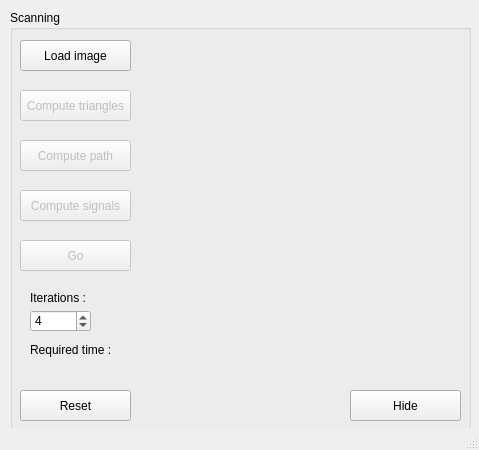
Qt form Python/WriteWindow.ui (Simoooooooooon/OptiqueParticulesChargees) before a commit.
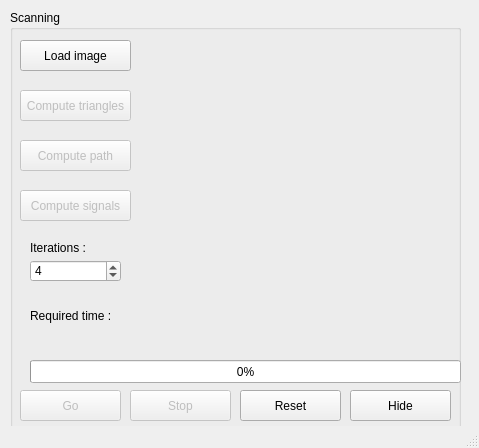
The same form after that commit.

Commit message: Time calculations for image printing + Docstrings + Error handling

Patch:
```diff
--- a/Python/WriteWindow.ui
+++ b/Python/WriteWindow.ui
@@ -7,7 +7,7 @@
     <x>0</x>
     <y>0</y>
     <width>479</width>
-    <height>450</height>
+    <height>448</height>
    </rect>
   </property>
   <property name="windowTitle">
@@ -19,7 +19,7 @@
      <rect>
       <x>10</x>
       <y>10</y>
-      <width>461</width>
+      <width>451</width>
       <height>421</height>
      </rect>
     </property>
@@ -57,7 +57,7 @@
       <rect>
        <x>340</x>
        <y>380</y>
-       <width>111</width>
+       <width>101</width>
        <height>31</height>
       </rect>
      </property>
@@ -127,8 +127,8 @@
      <property name="geometry">
       <rect>
        <x>10</x>
-       <y>230</y>
-       <width>111</width>
+       <y>380</y>
+       <width>101</width>
        <height>31</height>
       </rect>
      </property>
@@ -139,9 +139,9 @@
     <widget class="QPushButton" name="pushButton_Reset">
      <property name="geometry">
       <rect>
-       <x>10</x>
+       <x>230</x>
        <y>380</y>
-       <width>111</width>
+       <width>101</width>
        <height>31</height>
       </rect>
      </property>
@@ -160,8 +160,8 @@
      <property name="geometry">
       <rect>
        <x>20</x>
-       <y>300</y>
-       <width>61</width>
+       <y>250</y>
+       <width>91</width>
        <height>22</height>
       </rect>
      </property>
@@ -185,8 +185,8 @@
      <property name="geometry">
       <rect>
        <x>20</x>
-       <y>280</y>
-       <width>61</width>
+       <y>230</y>
+       <width>91</width>
        <height>16</height>
       </rect>
      </property>
@@ -194,30 +194,53 @@
       <string>Iterations :</string>
      </property>
     </widget>
-    <widget class="QLabel" name="label_time_3">
-     <property name="geometry">
-      <rect>
-       <x>20</x>
-       <y>330</y>
-       <width>81</width>
-       <height>20</height>
-      </rect>
-     </property>
-     <property name="text">
-      <string>Required time :</string>
-     </property>
-    </widget>
     <widget class="QLabel" name="label_time">
      <property name="geometry">
       <rect>
        <x>20</x>
+       <y>290</y>
+       <width>91</width>
+       <height>31</height>
+      </rect>
+     </property>
+     <property name="text">
+      <string>Required time :</string>
+     </property>
+    </widget>
+    <widget class="QProgressBar" name="progressBar">
+     <property name="geometry">
+      <rect>
+       <x>20</x>
        <y>350</y>
-       <width>171</width>
-       <height>20</height>
+       <width>431</width>
+       <height>23</height>
       </rect>
+     </property>
+     <property name="value">
+      <number>0</number>
+     </property>
+    </widget>
+    <widget class="QPushButton" name="pushButton_Stop">
+     <property name="enabled">
+      <bool>false</bool>
+     </property>
+     <property name="geometry">
+      <rect>
+       <x>120</x>
+       <y>380</y>
+       <width>101</width>
+       <height>31</height>
+      </rect>
+     </property>
+     <property name="font">
+      <font>
+       <family>MS Shell Dlg 2</family>
+       <weight>50</weight>
+       <bold>false</bold>
+      </font>
      </property>
      <property name="text">
-      <string/>
+      <string>Stop</string>
      </property>
     </widget>
    </widget>
```
The commit also changes 6 other files.
